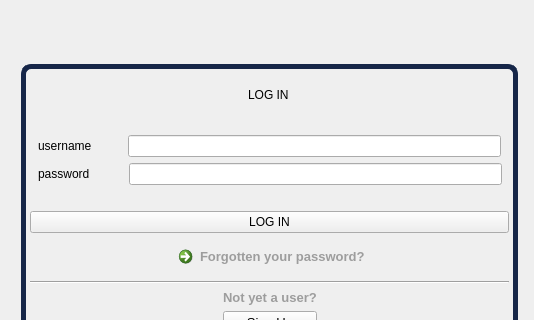
Qt form dialog.ui (EotDc35F/project) before a commit; both pictures show x 488 to 1022 and y 113 to 433 of the 1022 by 612 pixel window.
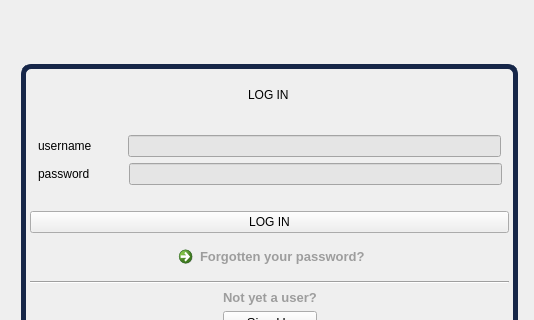
The same form after that commit. Icons and pictures are not drawn.

```diff
--- a/dialog.ui
+++ b/dialog.ui
@@ -38,7 +38,9 @@
 #Dialog
 {
 background:url(:/image/Cinema-Wallpapers-High-Quality-Download-Free.jpg);
-}</string>
+}
+
+</string>
   </property>
   <layout class="QVBoxLayout" name="verticalLayout">
    <item>
@@ -283,7 +285,11 @@
            </spacer>
           </item>
           <item>
-           <widget class="QLineEdit" name="username"/>
+           <widget class="QLineEdit" name="username">
+            <property name="styleSheet">
+             <string notr="true">background-color:rgb(229, 229, 229)</string>
+            </property>
+           </widget>
           </item>
           <item>
            <spacer name="horizontalSpacer_10">
@@ -352,6 +358,9 @@
           </item>
           <item>
            <widget class="QLineEdit" name="password">
+            <property name="styleSheet">
+             <string notr="true">background-color:rgb(229, 229, 229)</string>
+            </property>
             <property name="echoMode">
              <enum>QLineEdit::Password</enum>
             </property>
```
Left out of the diff: 20 changed lines with no effect on the pictures.
